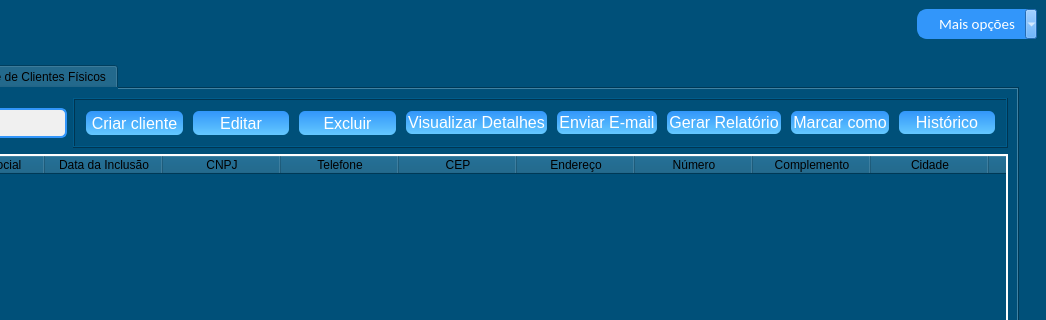
First picture: the form in novamaine.ui, repository KevenLucas025/ProjetoERP, before the edit; both pictures show x 399 to 1445 and y 0 to 320 of the 1445 by 820 pixel window.
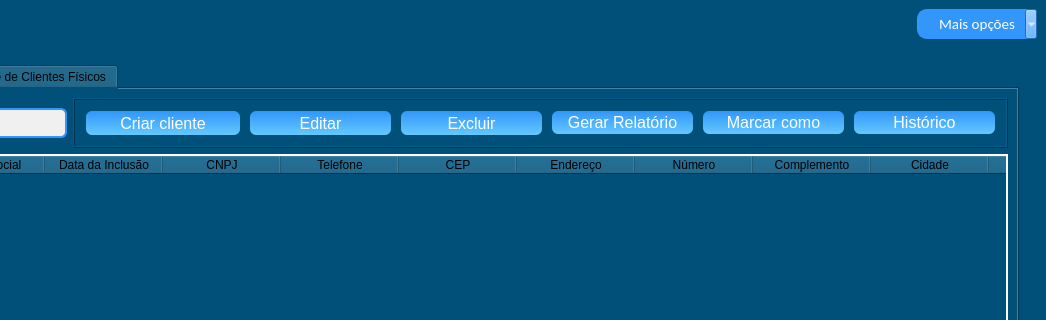
Second picture: the form after the edit. The open tabs and pages were chosen to show the change. Icons and pictures are not drawn.

Commit message: Atualização checkbox clientes juridicos

Diff of the .ui file:
```diff
--- a/novamaine.ui
+++ b/novamaine.ui
@@ -6129,84 +6129,6 @@
                       </property>
                      </widget>
                     </item>
-                    <item>
-                     <widget class="QPushButton" name="btn_visualizar_clientes">
-                      <property name="sizePolicy">
-                       <sizepolicy hsizetype="Expanding" vsizetype="Expanding">
-                        <horstretch>0</horstretch>
-                        <verstretch>0</verstretch>
-                       </sizepolicy>
-                      </property>
-                      <property name="maximumSize">
-                       <size>
-                        <width>145</width>
-                        <height>27</height>
-                       </size>
-                      </property>
-                      <property name="cursor">
-                       <cursorShape>PointingHandCursor</cursorShape>
-                      </property>
-                      <property name="autoFillBackground">
-                       <bool>false</bool>
-                      </property>
-                      <property name="styleSheet">
-                       <string notr="true">QPushButton {
-    color: rgb(255, 255, 255);
-    border-radius: 8px;
-    font-size: 16px;
-    background: qlineargradient(x1:0, y1:0, x2:0, y2:1, stop:0 rgb(50, 150, 250), stop:1 rgb(100, 200, 255)); /* Gradiente de azul claro para azul mais claro */
-    border: 4px solid transparent;
-}
-
-QPushButton:hover {
-    background: qlineargradient(x1:0, y1:0, x2:0, y2:1, stop:0 rgb(100, 180, 255), stop:1 rgb(150, 220, 255)); /* Gradiente de azul mais claro para azul ainda mais claro */
-    color: black;
-}</string>
-                      </property>
-                      <property name="text">
-                       <string>Visualizar Detalhes</string>
-                      </property>
-                     </widget>
-                    </item>
-                    <item>
-                     <widget class="QPushButton" name="btn_enviaremail_clientes">
-                      <property name="sizePolicy">
-                       <sizepolicy hsizetype="Expanding" vsizetype="Expanding">
-                        <horstretch>0</horstretch>
-                        <verstretch>0</verstretch>
-                       </sizepolicy>
-                      </property>
-                      <property name="maximumSize">
-                       <size>
-                        <width>145</width>
-                        <height>27</height>
-                       </size>
-                      </property>
-                      <property name="cursor">
-                       <cursorShape>PointingHandCursor</cursorShape>
-                      </property>
-                      <property name="autoFillBackground">
-                       <bool>false</bool>
-                      </property>
-                      <property name="styleSheet">
-                       <string notr="true">QPushButton {
-    color: rgb(255, 255, 255);
-    border-radius: 8px;
-    font-size: 16px;
-    background: qlineargradient(x1:0, y1:0, x2:0, y2:1, stop:0 rgb(50, 150, 250), stop:1 rgb(100, 200, 255)); /* Gradiente de azul claro para azul mais claro */
-    border: 4px solid transparent;
-}
-
-QPushButton:hover {
-    background: qlineargradient(x1:0, y1:0, x2:0, y2:1, stop:0 rgb(100, 180, 255), stop:1 rgb(150, 220, 255)); /* Gradiente de azul mais claro para azul ainda mais claro */
-    color: black;
-}</string>
-                      </property>
-                      <property name="text">
-                       <string>Enviar E-mail</string>
-                      </property>
-                     </widget>
-                    </item>
                     <item>
                      <widget class="QPushButton" name="btn_gerar_relatorio_clientes">
                       <property name="sizePolicy">
```
Left out of the diff: 83 changed lines with no effect on the pictures. The commit also changes 6 other files.
